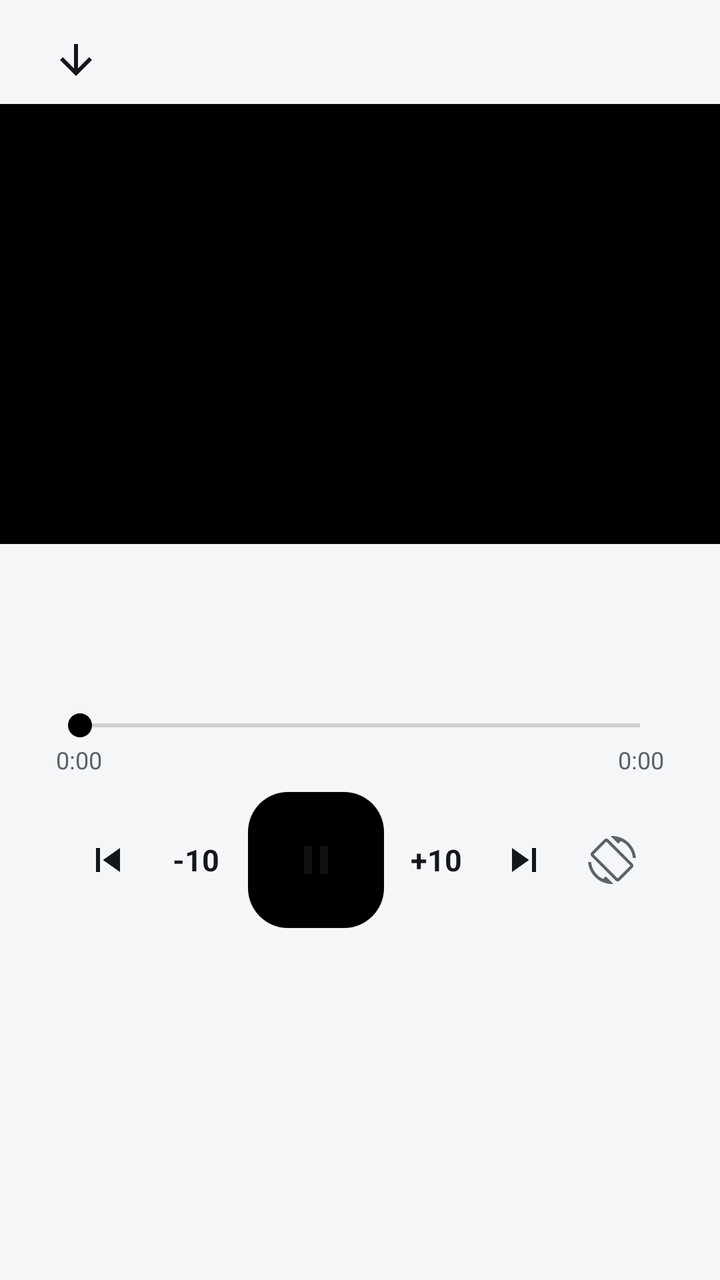
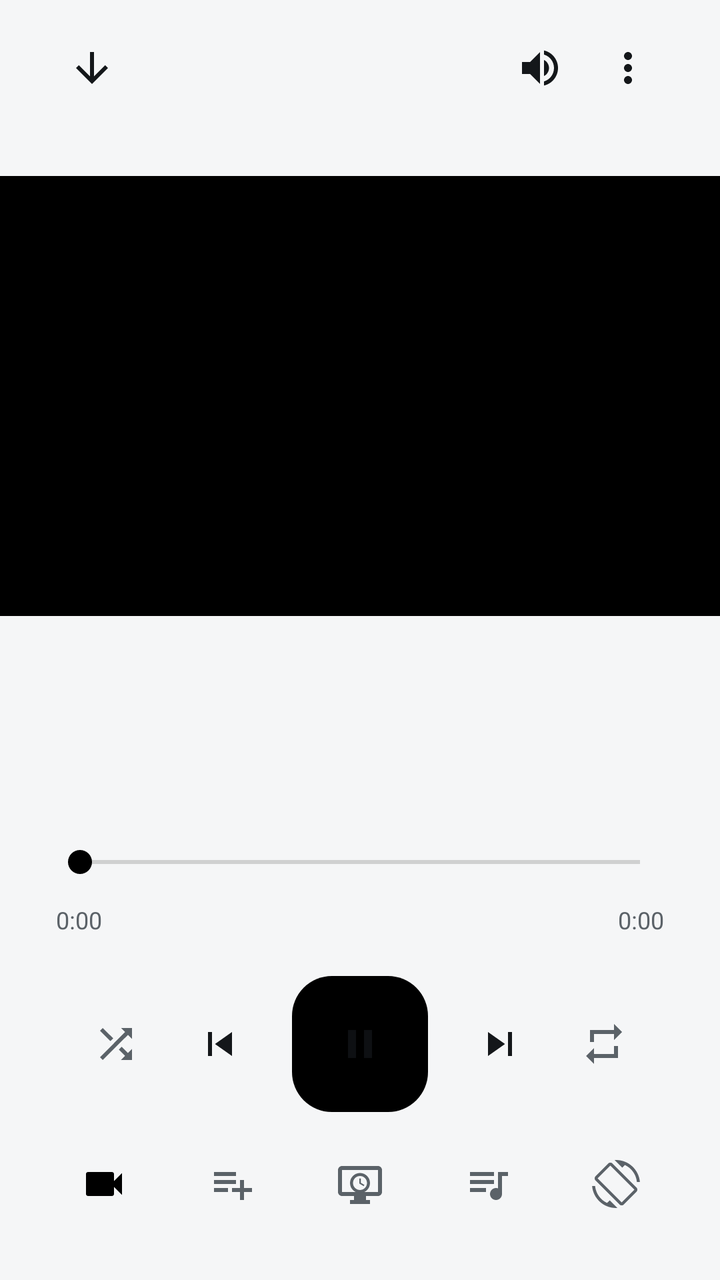

An Android layout rendered at two revisions. The XML below is the earlier revision; the diff shows what the commit changed to produce the second picture.
<!-- AndroidManifest.xml: application theme Theme.FXSoundLite -->
<!-- res/layout/activity_video_player.xml -->
<?xml version="1.0" encoding="utf-8"?>
<LinearLayout xmlns:android="http://schemas.android.com/apk/res/android"
    android:id="@+id/vpRoot"
    android:layout_width="match_parent"
    android:layout_height="match_parent"
    android:background="?attr/colorBg"
    android:orientation="vertical">

    
    <RelativeLayout
        android:id="@+id/vpHeader"
        android:layout_width="match_parent"
        android:layout_height="wrap_content"
        android:paddingStart="16dp"
        android:paddingTop="8dp"
        android:paddingEnd="16dp">

        <ImageButton
            android:id="@+id/vpClose"
            android:layout_width="44dp"
            android:layout_height="44dp"
            android:background="?android:attr/selectableItemBackgroundBorderless"
            android:contentDescription="@string/np_close"
            android:rotation="-90"
            android:src="@drawable/ic_arrow_back"
            android:tint="?attr/colorTextPrimary" />
    </RelativeLayout>

    
    <FrameLayout
        android:id="@+id/vpVideoFrame"
        android:layout_width="match_parent"
        android:layout_height="220dp"
        android:background="#000000" />

    <LinearLayout
        android:id="@+id/vpInfo"
        android:layout_width="match_parent"
        android:layout_height="wrap_content"
        android:orientation="vertical"
        android:paddingStart="24dp"
        android:paddingTop="20dp"
        android:paddingEnd="24dp">

        <TextView
            android:id="@+id/vpTitle"
            android:layout_width="match_parent"
            android:layout_height="wrap_content"
            android:ellipsize="end"
            android:maxLines="2"
            android:textColor="?attr/colorTextPrimary"
            android:textSize="22sp"
            android:textStyle="bold" />

        <TextView
            android:id="@+id/vpArtist"
            android:layout_width="match_parent"
            android:layout_height="wrap_content"
            android:layout_marginTop="4dp"
            android:ellipsize="end"
            android:maxLines="1"
            android:textColor="?attr/colorTextSecondary"
            android:textSize="15sp" />
    </LinearLayout>

    <LinearLayout
        android:id="@+id/vpPanel"
        android:layout_width="match_parent"
        android:layout_height="wrap_content"
        android:orientation="vertical"
        android:paddingStart="24dp"
        android:paddingTop="8dp"
        android:paddingEnd="24dp"
        android:paddingBottom="16dp">

        <SeekBar
            android:id="@+id/vpSeek"
            android:layout_width="match_parent"
            android:layout_height="wrap_content"
            android:progressTint="?attr/colorAccent"
            android:thumbTint="?attr/colorAccent" />

        <RelativeLayout
            android:layout_width="match_parent"
            android:layout_height="wrap_content"
            android:paddingHorizontal="4dp">

            <TextView
                android:id="@+id/vpElapsed"
                android:layout_width="wrap_content"
                android:layout_height="wrap_content"
                android:text="0:00"
                android:textColor="?attr/colorTextSecondary"
                android:textSize="12sp" />

            <TextView
                android:id="@+id/vpTotal"
                android:layout_width="wrap_content"
                android:layout_height="wrap_content"
                android:layout_alignParentEnd="true"
                android:text="0:00"
                android:textColor="?attr/colorTextSecondary"
                android:textSize="12sp" />
        </RelativeLayout>

        <LinearLayout
            android:layout_width="match_parent"
            android:layout_height="wrap_content"
            android:layout_marginTop="8dp"
            android:gravity="center"
            android:orientation="horizontal">

            <ImageButton
                android:id="@+id/vpPrev"
                android:layout_width="44dp"
                android:layout_height="44dp"
                android:background="?android:attr/selectableItemBackgroundBorderless"
                android:contentDescription="@string/music_previous"
                android:padding="10dp"
                android:src="@drawable/ic_prev"
                android:tint="?attr/colorTextPrimary" />

            <TextView
                android:id="@+id/vpBack"
                android:layout_width="44dp"
                android:layout_height="44dp"
                android:background="?android:attr/selectableItemBackgroundBorderless"
                android:gravity="center"
                android:text="-10"
                android:textColor="?attr/colorTextPrimary"
                android:textSize="15sp"
                android:textStyle="bold" />

            <ImageButton
                android:id="@+id/vpPlay"
                android:layout_width="68dp"
                android:layout_height="68dp"
                android:layout_marginHorizontal="4dp"
                android:background="@drawable/eq_button_bg"
                android:contentDescription="@string/music_play_pause"
                android:padding="18dp"
                android:src="@drawable/ic_pause"
                android:tint="?attr/colorOnAccent" />

            <TextView
                android:id="@+id/vpForward"
                android:layout_width="44dp"
                android:layout_height="44dp"
                android:background="?android:attr/selectableItemBackgroundBorderless"
                android:gravity="center"
                android:text="+10"
                android:textColor="?attr/colorTextPrimary"
                android:textSize="15sp"
                android:textStyle="bold" />

            <ImageButton
                android:id="@+id/vpNext"
                android:layout_width="44dp"
                android:layout_height="44dp"
                android:background="?android:attr/selectableItemBackgroundBorderless"
                android:contentDescription="@string/music_next"
                android:padding="10dp"
                android:src="@drawable/ic_next"
                android:tint="?attr/colorTextPrimary" />

            <ImageButton
                android:id="@+id/vpRotate"
                android:layout_width="44dp"
                android:layout_height="44dp"
                android:background="?android:attr/selectableItemBackgroundBorderless"
                android:contentDescription="@string/video_rotate"
                android:padding="10dp"
                android:src="@drawable/ic_screen_rotation"
                android:tint="?attr/colorTextSecondary" />
        </LinearLayout>
    </LinearLayout>
</LinearLayout>
<!-- resources referenced by this layout -->
<resources>
  <!-- unchanged entries left out for length: 22 -->
</resources>

<!-- the commit's change to res/layout/activity_video_player.xml (unified diff, before → after) -->
@@ -1,177 +1,297 @@
 <?xml version="1.0" encoding="utf-8"?>
-<LinearLayout xmlns:android="http://schemas.android.com/apk/res/android"
+<FrameLayout xmlns:android="http://schemas.android.com/apk/res/android"
     android:id="@+id/vpRoot"
     android:layout_width="match_parent"
     android:layout_height="match_parent"
-    android:background="?attr/colorBg"
-    android:orientation="vertical">
+    android:background="?attr/colorBg">
 
     
-    <RelativeLayout
-        android:id="@+id/vpHeader"
+    <com.fxsoundlite.app.SleepBackgroundView
+        android:id="@+id/vpBgAnimated"
         android:layout_width="match_parent"
-        android:layout_height="wrap_content"
-        android:paddingStart="16dp"
-        android:paddingTop="8dp"
-        android:paddingEnd="16dp">
-
-        <ImageButton
-            android:id="@+id/vpClose"
-            android:layout_width="44dp"
-            android:layout_height="44dp"
-            android:background="?android:attr/selectableItemBackgroundBorderless"
-            android:contentDescription="@string/np_close"
-            android:rotation="-90"
-            android:src="@drawable/ic_arrow_back"
-            android:tint="?attr/colorTextPrimary" />
-    </RelativeLayout>
-
-    
-    <FrameLayout
-        android:id="@+id/vpVideoFrame"
+        android:layout_height="match_parent"
+        android:visibility="gone" />
+
+    <LinearLayout
+        android:id="@+id/vpContent"
         android:layout_width="match_parent"
-        android:layout_height="220dp"
-        android:background="#000000" />
-
-    <LinearLayout
-        android:id="@+id/vpInfo"
-        android:layout_width="match_parent"
-        android:layout_height="wrap_content"
+        android:layout_height="match_parent"
         android:orientation="vertical"
-        android:paddingStart="24dp"
-        android:paddingTop="20dp"
-        android:paddingEnd="24dp">
-
-        <TextView
-            android:id="@+id/vpTitle"
-            android:layout_width="match_parent"
-            android:layout_height="wrap_content"
-            android:ellipsize="end"
-            android:maxLines="2"
-            android:textColor="?attr/colorTextPrimary"
-            android:textSize="22sp"
-            android:textStyle="bold" />
-
-        <TextView
-            android:id="@+id/vpArtist"
-            android:layout_width="match_parent"
-            android:layout_height="wrap_content"
-            android:layout_marginTop="4dp"
-            android:ellipsize="end"
-            android:maxLines="1"
-            android:textColor="?attr/colorTextSecondary"
-            android:textSize="15sp" />
-    </LinearLayout>
-
-    <LinearLayout
-        android:id="@+id/vpPanel"
-        android:layout_width="match_parent"
-        android:layout_height="wrap_content"
-        android:orientation="vertical"
-        android:paddingStart="24dp"
-        android:paddingTop="8dp"
-        android:paddingEnd="24dp"
-        android:paddingBottom="16dp">
-
-        <SeekBar
-            android:id="@+id/vpSeek"
-            android:layout_width="match_parent"
-            android:layout_height="wrap_content"
-            android:progressTint="?attr/colorAccent"
-            android:thumbTint="?attr/colorAccent" />
-
+        android:paddingTop="12dp"
+        android:paddingBottom="24dp">
+
+        
         <RelativeLayout
-            android:layout_width="match_parent"
-            android:layout_height="wrap_content"
-            android:paddingHorizontal="4dp">
+            android:id="@+id/vpHeader"
+            android:layout_width="match_parent"
+            android:layout_height="wrap_content"
+            android:layout_marginHorizontal="24dp">
+
+            <ImageButton
+                android:id="@+id/vpClose"
+                android:layout_width="44dp"
+                android:layout_height="44dp"
+                android:background="?android:attr/selectableItemBackgroundBorderless"
+                android:contentDescription="@string/np_close"
+                android:rotation="-90"
+                android:src="@drawable/ic_arrow_back"
+                android:tint="?attr/colorTextPrimary" />
+
+            <ImageButton
+                android:id="@+id/vpVolume"
+                android:layout_width="44dp"
+                android:layout_height="44dp"
+                android:layout_toStartOf="@id/vpMore"
+                android:background="?android:attr/selectableItemBackgroundBorderless"
+                android:contentDescription="@string/np_volume"
+                android:src="@drawable/ic_volume"
+                android:tint="?attr/colorTextPrimary" />
+
+            <ImageButton
+                android:id="@+id/vpMore"
+                android:layout_width="44dp"
+                android:layout_height="44dp"
+                android:layout_alignParentEnd="true"
+                android:background="?android:attr/selectableItemBackgroundBorderless"
+                android:contentDescription="@string/np_more"
+                android:src="@drawable/ic_more_vert"
+                android:tint="?attr/colorTextPrimary" />
+        </RelativeLayout>
+
+        
+        <FrameLayout
+            android:id="@+id/vpStage"
+            android:layout_width="match_parent"
+            android:layout_height="0dp"
+            android:layout_weight="1">
+
+            
+            <FrameLayout
+                android:id="@+id/vpVideoFrame"
+                android:layout_width="match_parent"
+                android:layout_height="220dp"
+                android:layout_gravity="center"
+                android:background="#000000" />
+
+            
+            <View
+                android:id="@+id/vpTouch"
+                android:layout_width="match_parent"
+                android:layout_height="220dp"
+                android:layout_gravity="center"
+                android:importantForAccessibility="no" />
+        </FrameLayout>
+
+        <LinearLayout
+            android:id="@+id/vpInfo"
+            android:layout_width="match_parent"
+            android:layout_height="wrap_content"
+            android:layout_marginHorizontal="24dp"
+            android:layout_marginTop="12dp"
+            android:orientation="vertical">
 
             <TextView
-                android:id="@+id/vpElapsed"
-                android:layout_width="wrap_content"
-                android:layout_height="wrap_content"
-                android:text="0:00"
+                android:id="@+id/vpTitle"
+                android:layout_width="match_parent"
+                android:layout_height="wrap_content"
+                android:ellipsize="end"
+                android:maxLines="2"
+                android:textColor="?attr/colorTextPrimary"
+                android:textSize="22sp"
+                android:textStyle="bold" />
+
+            <TextView
+                android:id="@+id/vpArtist"
+                android:layout_width="match_parent"
+                android:layout_height="wrap_content"
+                android:layout_marginTop="4dp"
+                android:ellipsize="end"
+                android:maxLines="1"
                 android:textColor="?attr/colorTextSecondary"
-                android:textSize="12sp" />
-
-            <TextView
-                android:id="@+id/vpTotal"
-                android:layout_width="wrap_content"
-                android:layout_height="wrap_content"
-                android:layout_alignParentEnd="true"
-                android:text="0:00"
-                android:textColor="?attr/colorTextSecondary"
-                android:textSize="12sp" />
-        </RelativeLayout>
-
+                android:textSize="15sp" />
+        </LinearLayout>
+
+        
         <LinearLayout
-            android:layout_width="match_parent"
-            android:layout_height="wrap_content"
-            android:layout_marginTop="8dp"
+            android:id="@+id/vpControls"
+            android:layout_width="match_parent"
+            android:layout_height="wrap_content"
+            android:orientation="vertical">
+
+            <SeekBar
+                android:id="@+id/vpSeek"
+                android:layout_width="match_parent"
+                android:layout_height="wrap_content"
+                android:layout_marginHorizontal="24dp"
+                android:layout_marginTop="16dp"
+                android:progressTint="?attr/colorAccent"
+                android:thumbTint="?attr/colorAccent" />
+
+            
+            <LinearLayout
+                android:id="@+id/vpTimes"
+                android:layout_width="match_parent"
+                android:layout_height="wrap_content"
+                android:layout_marginHorizontal="24dp"
+                android:orientation="horizontal">
+
+                <TextView
+                    android:id="@+id/vpElapsed"
+                    android:layout_width="wrap_content"
+                    android:layout_height="40dp"
+                    android:background="?android:attr/selectableItemBackgroundBorderless"
+                    android:gravity="center_vertical"
+                    android:minWidth="56dp"
+                    android:paddingHorizontal="4dp"
+                    android:text="0:00"
+                    android:textColor="?attr/colorTextSecondary"
+                    android:textSize="12sp" />
+
+                <View
+                    android:layout_width="0dp"
+                    android:layout_height="0dp"
+                    android:layout_weight="1" />
+
+                <TextView
+                    android:id="@+id/vpTotal"
+                    android:layout_width="wrap_content"
+                    android:layout_height="40dp"
+                    android:background="?android:attr/selectableItemBackgroundBorderless"
+                    android:gravity="center_vertical|end"
+                    android:minWidth="56dp"
+                    android:paddingHorizontal="4dp"
+                    android:text="0:00"
+                    android:textColor="?attr/colorTextSecondary"
+                    android:textSize="12sp" />
+            </LinearLayout>
+
+            
+            <LinearLayout
+                android:id="@+id/vpPanel"
+                android:layout_width="match_parent"
+                android:layout_height="wrap_content"
+                android:layout_marginHorizontal="24dp"
+                android:layout_marginTop="8dp"
+                android:gravity="center"
+                android:orientation="horizontal">
+
+                <ImageButton
+                    android:id="@+id/vpShuffle"
+                    android:layout_width="48dp"
+                    android:layout_height="48dp"
+                    android:background="?android:attr/selectableItemBackgroundBorderless"
+                    android:contentDescription="@string/music_shuffle"
+                    android:padding="12dp"
+                    android:src="@drawable/ic_shuffle"
+                    android:tint="?attr/colorTextSecondary" />
+
+                <ImageButton
+                    android:id="@+id/vpPrev"
+                    android:layout_width="56dp"
+                    android:layout_height="56dp"
+                    android:background="?android:attr/selectableItemBackgroundBorderless"
+                    android:contentDescription="@string/music_previous"
+                    android:padding="12dp"
+                    android:src="@drawable/ic_prev"
+                    android:tint="?attr/colorTextPrimary" />
+
+                <ImageButton
+                    android:id="@+id/vpPlay"
+                    android:layout_width="68dp"
+                    android:layout_height="68dp"
+                    android:layout_marginHorizontal="8dp"
+                    android:background="@drawable/eq_button_bg"
+                    android:contentDescription="@string/music_play_pause"
+                    android:padding="18dp"
+                    android:src="@drawable/ic_pause"
+                    android:tint="?attr/colorOnAccent" />
+
+                <ImageButton
+                    android:id="@+id/vpNext"
+                    android:layout_width="56dp"
+                    android:layout_height="56dp"
+                    android:background="?android:attr/selectableItemBackgroundBorderless"
+                    android:contentDescription="@string/music_next"
+                    android:padding="12dp"
+                    android:src="@drawable/ic_next"
+                    android:tint="?attr/colorTextPrimary" />
+
+                <ImageButton
+                    android:id="@+id/vpRepeat"
+                    android:layout_width="48dp"
+                    android:layout_height="48dp"
+                    android:background="?android:attr/selectableItemBackgroundBorderless"
+                    android:contentDescription="@string/music_repeat"
+                    android:padding="12dp"
+                    android:src="@drawable/ic_repeat"
+                    android:tint="?attr/colorTextSecondary" />
+            </LinearLayout>
+        </LinearLayout>
+
+        
+        <LinearLayout
+            android:id="@+id/vpRow2"
+            android:layout_width="match_parent"
+            android:layout_height="wrap_content"
+            android:layout_marginHorizontal="24dp"
+            android:layout_marginTop="12dp"
             android:gravity="center"
             android:orientation="horizontal">
 
             <ImageButton
-                android:id="@+id/vpPrev"
-                android:layout_width="44dp"
-                android:layout_height="44dp"
-                android:background="?android:attr/selectableItemBackgroundBorderless"
-                android:contentDescription="@string/music_previous"
-                android:padding="10dp"
-                android:src="@drawable/ic_prev"
-                android:tint="?attr/colorTextPrimary" />
-
-            <TextView
-                android:id="@+id/vpBack"
-                android:layout_width="44dp"
-                android:layout_height="44dp"
-                android:background="?android:attr/selectableItemBackgroundBorderless"
-                android:gravity="center"
-                android:text="-10"
-                android:textColor="?attr/colorTextPrimary"
-                android:textSize="15sp"
-                android:textStyle="bold" />
-
-            <ImageButton
-                android:id="@+id/vpPlay"
-                android:layout_width="68dp"
-                android:layout_height="68dp"
-                android:layout_marginHorizontal="4dp"
-                android:background="@drawable/eq_button_bg"
-                android:contentDescription="@string/music_play_pause"
-                android:padding="18dp"
-                android:src="@drawable/ic_pause"
-                android:tint="?attr/colorOnAccent" />
-
-            <TextView
-                android:id="@+id/vpForward"
-                android:layout_width="44dp"
-                android:layout_height="44dp"
-                android:background="?android:attr/selectableItemBackgroundBorderless"
-                android:gravity="center"
-                android:text="+10"
-                android:textColor="?attr/colorTextPrimary"
-                android:textSize="15sp"
-                android:textStyle="bold" />
-
-            <ImageButton
-                android:id="@+id/vpNext"
-                android:layout_width="44dp"
-                android:layout_height="44dp"
-                android:background="?android:attr/selectableItemBackgroundBorderless"
-                android:contentDescription="@string/music_next"
-                android:padding="10dp"
-                android:src="@drawable/ic_next"
-                android:tint="?attr/colorTextPrimary" />
+                android:id="@+id/vpMusic"
+                android:layout_width="48dp"
+                android:layout_height="48dp"
+                android:layout_marginHorizontal="8dp"
+                android:background="?android:attr/selectableItemBackgroundBorderless"
+                android:contentDescription="@string/video_to_music"
+                android:padding="12dp"
+                android:src="@drawable/ic_videocam"
+                android:tint="?attr/colorAccent" />
+
+            <ImageButton
+                android:id="@+id/vpAddPlaylist"
+                android:layout_width="48dp"
+                android:layout_height="48dp"
+                android:layout_marginHorizontal="8dp"
+                android:background="?android:attr/selectableItemBackgroundBorderless"
+                android:contentDescription="@string/np_add_playlist"
+                android:padding="12dp"
+                android:src="@drawable/ic_playlist_add"
+                android:tint="?attr/colorTextSecondary" />
+
+            <ImageButton
+                android:id="@+id/vpBg"
+                android:layout_width="48dp"
+                android:layout_height="48dp"
+                android:layout_marginHorizontal="8dp"
+                android:background="?android:attr/selectableItemBackgroundBorderless"
+                android:contentDescription="@string/np_bg_toggle"
+                android:padding="12dp"
+                android:src="@drawable/ic_screensaver"
+                android:tint="?attr/colorTextSecondary" />
+
+            <ImageButton
+                android:id="@+id/vpQueue"
+                android:layout_width="48dp"
+                android:layout_height="48dp"
+                android:layout_marginHorizontal="8dp"
+                android:background="?android:attr/selectableItemBackgroundBorderless"
+                android:contentDescription="@string/np_queue"
+                android:padding="12dp"
+                android:src="@drawable/ic_queue"
+                android:tint="?attr/colorTextSecondary" />
 
             <ImageButton
                 android:id="@+id/vpRotate"
-                android:layout_width="44dp"
-                android:layout_height="44dp"
+                android:layout_width="48dp"
+                android:layout_height="48dp"
+                android:layout_marginHorizontal="8dp"
                 android:background="?android:attr/selectableItemBackgroundBorderless"
                 android:contentDescription="@string/video_rotate"
-                android:padding="10dp"
+                android:padding="12dp"
                 android:src="@drawable/ic_screen_rotation"
                 android:tint="?attr/colorTextSecondary" />
         </LinearLayout>
     </LinearLayout>
-</LinearLayout>
+</FrameLayout>
<!-- resource entries referenced after the edit -->
@@ -1,5 +1,100 @@
 <!-- resources referenced by this layout -->
 <resources>
+  <!-- drawable ic_more_vert (drawable) -->
+  <vector xmlns:android="http://schemas.android.com/apk/res/android"
+      android:width="24dp"
+      android:height="24dp"
+      android:viewportWidth="24"
+      android:viewportHeight="24">
+      <path
+          android:fillColor="#FFFFFFFF"
+          android:pathData="M12,8c1.1,0 2,-0.9 2,-2s-0.9,-2 -2,-2 -2,0.9 -2,2 0.9,2 2,2zM12,10c-1.1,0 -2,0.9 -2,2s0.9,2 2,2 2,-0.9 2,-2 -0.9,-2 -2,-2zM12,16c-1.1,0 -2,0.9 -2,2s0.9,2 2,2 2,-0.9 2,-2 -0.9,-2 -2,-2z" />
+  </vector>
+  <!-- drawable ic_playlist_add (drawable) -->
+  <vector xmlns:android="http://schemas.android.com/apk/res/android"
+      android:width="24dp"
+      android:height="24dp"
+      android:viewportWidth="24"
+      android:viewportHeight="24">
+      <path
+          android:fillColor="#FFFFFFFF"
+          android:pathData="M14,10H3v2h11V10zM14,6H3v2h11V6zM18,14v-4h-2v4h-4v2h4v4h2v-4h4v-2H18zM3,16h7v-2H3V16z" />
+  </vector>
+  <!-- drawable ic_queue (drawable) -->
+  <vector xmlns:android="http://schemas.android.com/apk/res/android"
+      android:width="24dp"
+      android:height="24dp"
+      android:viewportWidth="24"
+      android:viewportHeight="24">
+      <path
+          android:fillColor="#FFFFFFFF"
+          android:pathData="M15,6H3v2h12V6zM15,10H3v2h12v-2zM3,16h8v-2H3v2zM17,6v8.18c-0.31,-0.11 -0.65,-0.18 -1,-0.18 -1.66,0 -3,1.34 -3,3s1.34,3 3,3 3,-1.34 3,-3V8h3V6h-5z" />
+  </vector>
+  <!-- drawable ic_repeat (drawable) -->
+  <vector xmlns:android="http://schemas.android.com/apk/res/android"
+      android:width="24dp"
+      android:height="24dp"
+      android:viewportWidth="24"
+      android:viewportHeight="24">
+      <path
+          android:fillColor="#FFFFFFFF"
+          android:pathData="M7,7h10v3l4,-4 -4,-4v3H5v6h2V7zm10,10H7v-3l-4,4 4,4v-3h12v-6h-2v4z" />
+  </vector>
+  <!-- drawable ic_screensaver (drawable) -->
+  <vector xmlns:android="http://schemas.android.com/apk/res/android"
+      android:width="24dp"
+      android:height="24dp"
+      android:viewportWidth="24"
+      android:viewportHeight="24">
+      <path
+          android:fillColor="#FFFFFFFF"
+          android:pathData="M21,3H3C1.9,3 1,3.9 1,5v11c0,1.1 0.9,2 2,2h6v2H7v2h10v-2h-2v-2h6c1.1,0 2,-0.9 2,-2V5C23,3.9 22.1,3 21,3zM21,16H3V5h18V16z" />
+      <path
+          android:fillColor="#FFFFFFFF"
+          android:pathData="M12,6.5c-2.76,0 -5,2.24 -5,5s2.24,5 5,5s5,-2.24 5,-5S14.76,6.5 12,6.5zM12,15c-1.93,0 -3.5,-1.57 -3.5,-3.5S10.07,8 12,8s3.5,1.57 3.5,3.5S13.93,15 12,15z" />
+      <path
+          android:fillColor="#FFFFFFFF"
+          android:pathData="M12.375,9.25h-0.75v2.5l2.19,1.32l0.375,-0.62l-1.815,-1.08z" />
+  </vector>
+  <!-- drawable ic_shuffle (drawable) -->
+  <vector xmlns:android="http://schemas.android.com/apk/res/android"
+      android:width="24dp"
+      android:height="24dp"
+      android:viewportWidth="24"
+      android:viewportHeight="24">
+      <path
+          android:fillColor="#FFFFFFFF"
+          android:pathData="M10.59,9.17L5.41,4 4,5.41l5.17,5.17 1.42,-1.41zM14.5,4l2.04,2.04L4,18.59 5.41,20 17.96,7.46 20,9.5V4h-5.5zm0.33,9.41l-1.41,1.41 3.13,3.13L14.5,20H20v-5.5l-2.04,2.04 -3.13,-3.13z" />
+  </vector>
+  <!-- drawable ic_videocam (drawable) -->
+  <?xml version="1.0" encoding="utf-8"?>
+  <vector xmlns:android="http://schemas.android.com/apk/res/android"
+      android:width="24dp"
+      android:height="24dp"
+      android:viewportWidth="24"
+      android:viewportHeight="24">
+      <path
+          android:fillColor="#FFFFFFFF"
+          android:pathData="M17,10.5V7c0,-0.55 -0.45,-1 -1,-1H4c-0.55,0 -1,0.45 -1,1v10c0,0.55 0.45,1 1,1h12c0.55,0 1,-0.45 1,-1v-3.5l4,4v-11l-4,4z" />
+  </vector>
+  <!-- drawable ic_volume (drawable) -->
+  <vector xmlns:android="http://schemas.android.com/apk/res/android"
+      android:width="24dp"
+      android:height="24dp"
+      android:viewportWidth="24"
+      android:viewportHeight="24">
+      <path
+          android:fillColor="#FFFFFFFF"
+          android:pathData="M3,9v6h4l5,5V4L7,9H3zM16.5,12c0,-1.77 -1.02,-3.29 -2.5,-4.03v8.05c1.48,-0.73 2.5,-2.25 2.5,-4.02zM14,3.23v2.06c2.89,0.86 5,3.54 5,6.71s-2.11,5.85 -5,6.71v2.06c4.01,-0.91 7,-4.49 7,-8.77s-2.99,-7.86 -7,-8.77z" />
+  </vector>
+  <string name="music_repeat">Repeat</string>
+  <string name="music_shuffle">Shuffle</string>
+  <string name="np_add_playlist">Add to playlist</string>
+  <string name="np_bg_toggle">Background: Screensaver / Plain</string>
+  <string name="np_more">More options</string>
+  <string name="np_queue">Queue</string>
+  <string name="np_volume">Media volume</string>
+  <string name="video_to_music">Switch to music</string>
   <!-- unchanged entries left out for length: 22 -->
 </resources>
 
